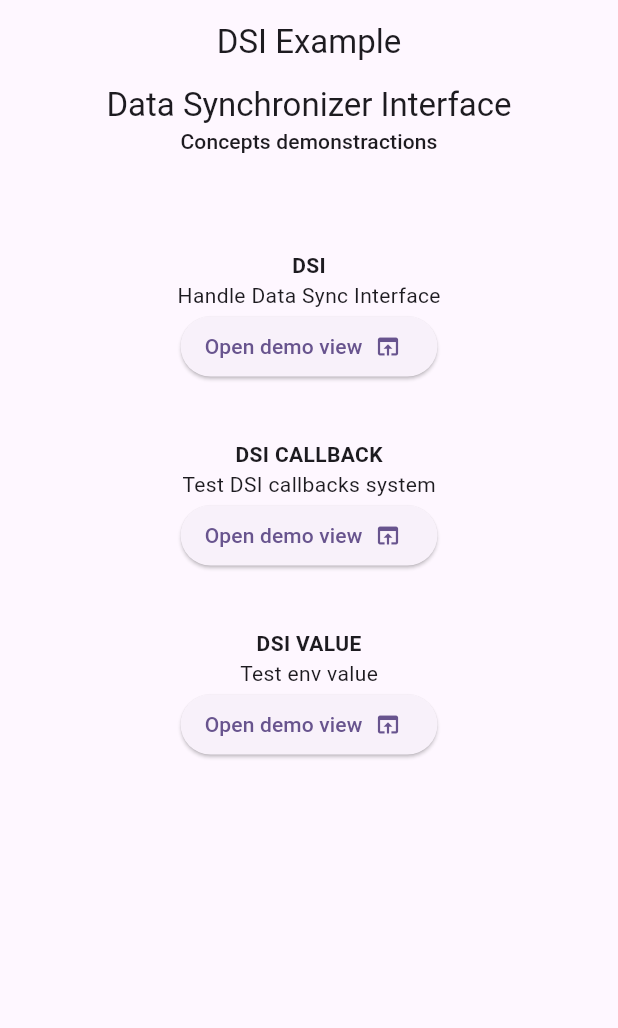
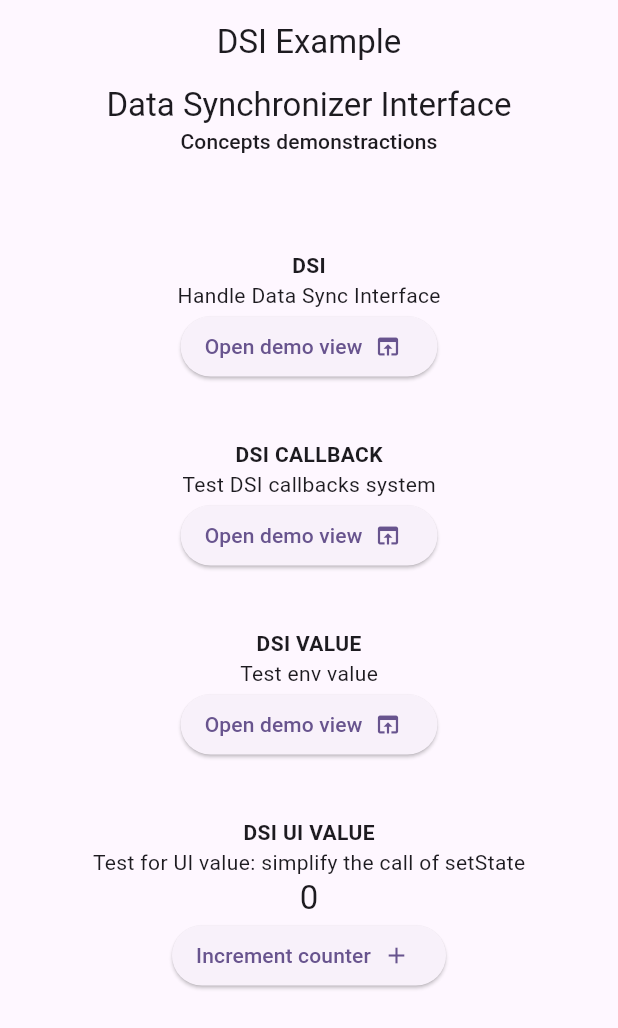
Before and after one commit to hacp0012/dsi, a Flutter app: the screen it shows after launch, on a phone screen of 412 x 824 dp. Shown: the top 1028 px of the screen. Run offline on Flutter 3.47's test engine with Material 3 defaults, Android fonts, the phone set to English and light mode, and no system bars.

Commit message:
Second commit

````diff
--- a/example/lib/main.dart
+++ b/example/lib/main.dart
@@ -48,7 +48,9 @@ class DemoHomePage extends StatefulWidget {
   State<DemoHomePage> createState() => _DemoHomePageState();
 }
 
-class _DemoHomePageState extends State<DemoHomePage> {
+class _DemoHomePageState extends State<DemoHomePage> with DsiUiValueMixin {
+  late var simpleCount = uiValue<int>(0);
+
   // VIEW ||||||||||||||||||||||||||||||||||||||||||||||||||||||||||||||||||||||||||||||||||||||||||||||||||||||||||||||||||||
   @override
   void initState() {
@@ -104,10 +106,26 @@ class _DemoHomePageState extends State<DemoHomePage> {
                 label: Text("Open demo view"),
                 style: ButtonStyle(iconAlignment: IconAlignment.end),
               ),
+
+              // UI VALUE
+              SizedBox(height: 38),
+              Text("DSI UI VALUE", style: TextStyle(fontWeight: FontWeight.bold)),
+              Text("Test for UI value: simplify the call of setState"),
+              // USAGE -----------------------------------------------------------------------------------------------
+              Text("${simpleCount.value}", style: Theme.of(context).textTheme.titleLarge, textAlign: TextAlign.center),
+              ElevatedButton.icon(
+                onPressed: () => simpleCount.value += 1,
+                icon: Icon(Icons.add),
+                label: Text("Increment counter"),
+                style: ButtonStyle(iconAlignment: IconAlignment.end),
+              ),
             ],
           ),
         ],
       ),
     );
   }
+
+  @override
+  void Function(void Function() p1) get dsiStater => setState;
 }
--- a/lib/dsi.dart
+++ b/lib/dsi.dart
@@ -3,4 +3,5 @@
 /// More dartdocs go here.
 library;
 
+export 'src/dsi_ui_value_mixin.dart';
 export 'src/dsi_base.dart' show Dsi, DsiValue, DsiCallback, DsiExtention, DsiChangeNotifier, DsiBuilder, DsiTreeObserver;
--- a/lib/src/dsi_base.dart
+++ b/lib/src/dsi_base.dart
@@ -19,7 +19,7 @@ part 'dsi_value.dart';
 // * PUBLIC ||||||||||||||||||||||||||||||||||||||||||||||||||||||||||||||||||||||||||||||||||||||||||||||||||||||||||||||||||
 /// __Data Sync Interface.__
 ///
-/// You will remark that all outputs are null safe. Because you can dispose a model via [unRegisterModel]
+/// You will remark that all outputs are null safe. Because you can dispose a model via [unregister]
 /// of if is the value DSI, via [DsiInstance.freeIt].
 ///
 /// __VALUE DSI__
@@ -250,7 +250,7 @@ class Dsi {
   /// Unregister a registred model.
   ///
   /// If model instance exist, old will be removed.
-  static bool unRegisterModel<T>() {
+  static bool unregister<T>() {
     var inst = _DataSyncInterfaceSingleton.instance;
     for (int index = 0; index < inst.modelsList.length; index++) {
       var model = inst.modelsList[index];
@@ -264,6 +264,8 @@ class Dsi {
   }
 
   /// Rebuild this context.
+  ///
+  /// Can be used to rebuid (update) provided (ui) context.
   static void rebuildThis(BuildContext context) {
     _DsiInnerTreeObserver.of<DsiChangeNotifier>(context)._shuldNotifyTree();
   }
--- a/lib/src/dsi_ui_value.dart
+++ b/lib/src/dsi_ui_value.dart
@@ -0,0 +1,28 @@
+/// HANDLE UI STATE
+///
+/// Use less set state [setState] in codes.
+///
+/// ```dart
+/// // Use as this: if yout use it in a method.
+/// DsiUiValue<bool> value = DsiUiValue(setState, true);
+///
+/// // Use as this: if you use it in a class.
+/// late DsiUiValue<bool> value = DsiUiValue(setState, true);
+/// ```
+class DsiUiValue<T> {
+  DsiUiValue(this.setState, T value) : _value = value;
+
+  void Function(void Function()) setState;
+
+  T _value;
+
+  /// [T] Value of type.
+  T get value => _value;
+  set value(T data) => setState.call(() => _value = data);
+
+  /// Set a value silently without update UI.
+  set silent(T data) => _value = data;
+
+  /// Manuely update view (ShortCut).
+  void update() => setState.call(() {});
+}
--- a/lib/src/dsi_ui_value_mixin.dart
+++ b/lib/src/dsi_ui_value_mixin.dart
@@ -0,0 +1,45 @@
+import 'dsi_ui_value.dart';
+
+/// UI VALUE MIXIN
+///
+/// Use only on [State]. Is avoid you to use more [setState], use less [setState]
+/// - Remember to use [late] declaration. If not you will be constrained to initialize its in
+/// [initState].
+///
+/// ```dart
+///  ...
+/// class _ExemplScreenState extends State<ExemplScreen> with DsiUiValueMixin {
+///   late var isLoading = uiValue(false);
+///
+///   @ovarride
+///   void Function(void Function() p1) get dsiStater => setState;
+///   ...
+/// }
+/// ```
+mixin DsiUiValueMixin {
+  /// A setState method that will be used to update the UI.
+  ///
+  /// ```dart
+  /// @override
+  /// void Function(void Function() p1) get dsiStater => setState;
+  /// ```
+  void Function(void Function()) get dsiStater;
+
+  /// Initize value and return [UiValue<T>] value.
+  ///
+  /// ```dart
+  /// late var isLoading = uiValue(false);
+  /// ```
+  DsiUiValue<T> uiValue<T>(T value) => DsiUiValue<T>(dsiStater, value);
+
+  /// Update state by calling [uiSetState]
+  ///
+  /// ```dart
+  /// uiUpdate();
+  /// // or
+  /// uiUpdate(() {
+  ///   isUpdated = true;
+  /// });
+  /// ```
+  void uiUpdate([void Function()? fn]) => fn != null ? dsiStater.call(fn) : dsiStater.call(() {});
+}
````
Also changed, not shown: assets/dsi_logo.png (renamed from dsi_logo.png), assets/logo.svg (renamed from logo.svg), 2 other files.
